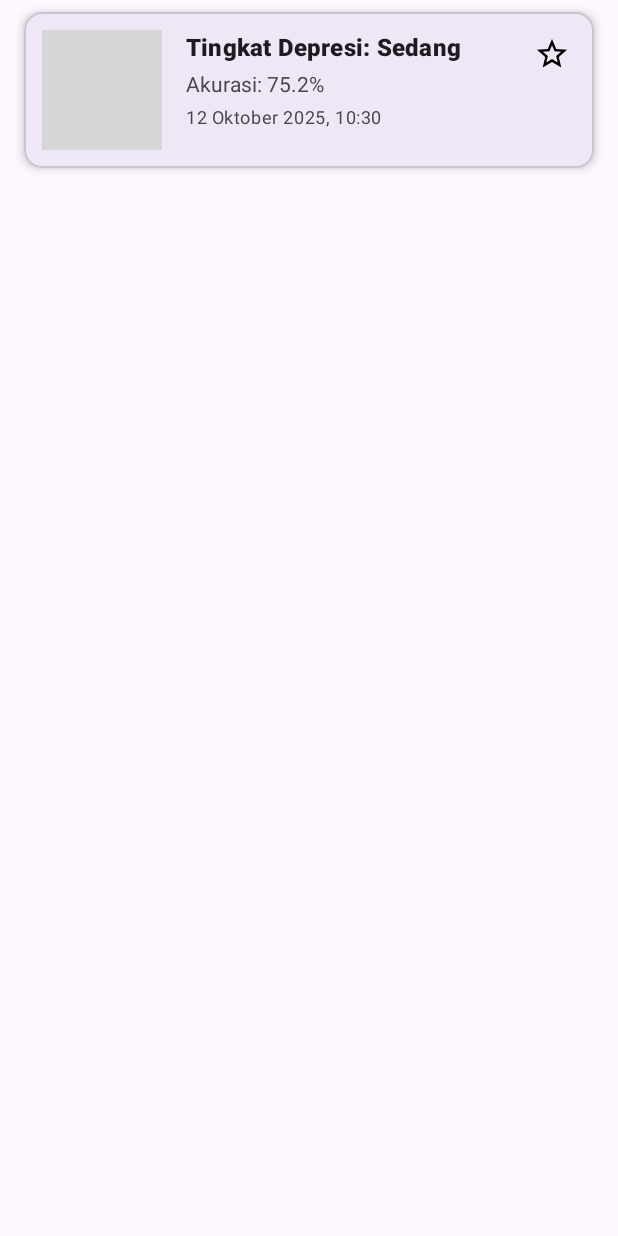
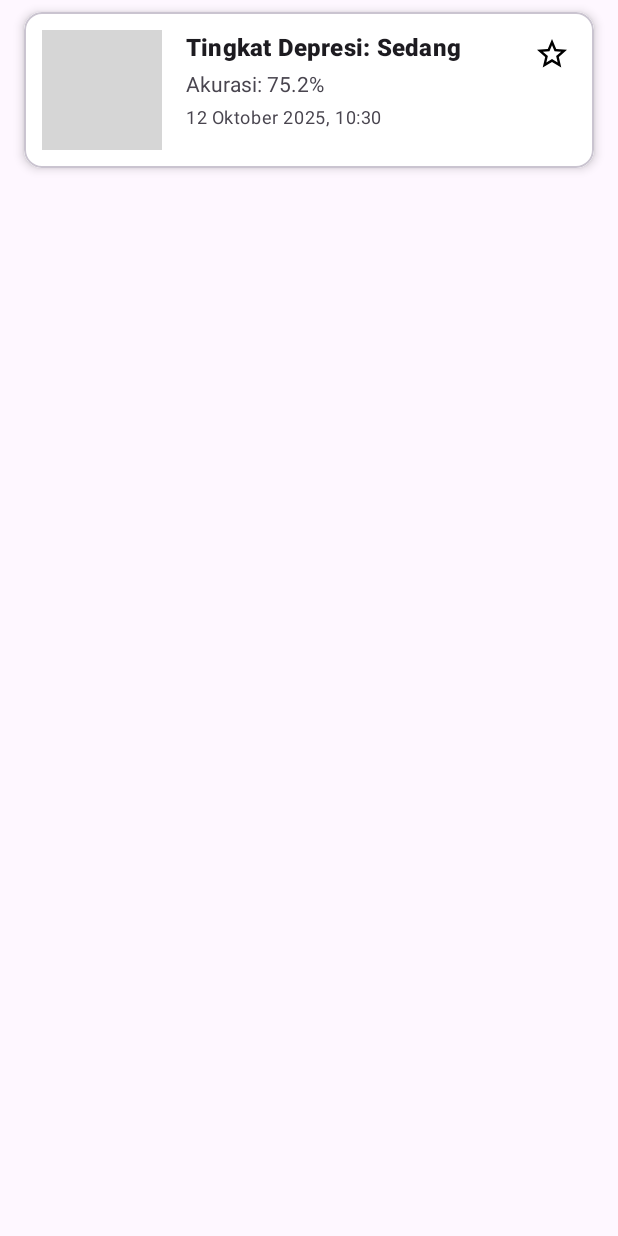
Before and after one commit to henrysalim/map-midterm-exam, an Android app: the layout item_history_scan.xml on its own in the app's theme, with its tools: preview values and no code run, on a phone screen of 412 x 824 dp. Run offline under Robolectric (Android 15) with nearby library versions, the light colour scheme and no system bars; grey boxes are pictures that could not be loaded.

Commit message:
added History to nav graph; changed history card color

```diff
--- a/app/src/main/java/com/example/midtermexam/HistoryFragment.kt
+++ b/app/src/main/java/com/example/midtermexam/ui/HistoryFragment.kt
@@ -1,13 +1,13 @@
-package com.example.midtermexam
+package com.example.midtermexam.ui
 
 import android.os.Bundle
 import android.view.LayoutInflater
 import android.view.View
 import android.view.ViewGroup
 import androidx.fragment.app.Fragment
+import com.example.midtermexam.adapter.HistoryAdapter
 import com.example.midtermexam.data.ScanResult
 import com.example.midtermexam.databinding.FragmentHistoryBinding
-import com.example.midtermexam.adapter.HistoryAdapter
 
 class HistoryFragment : Fragment() {
 
--- a/app/src/main/res/layout/fragment_history.xml
+++ b/app/src/main/res/layout/fragment_history.xml
@@ -4,7 +4,7 @@
     xmlns:tools="http://schemas.android.com/tools"
     android:layout_width="match_parent"
     android:layout_height="match_parent"
-    tools:context=".HistoryFragment">
+    tools:context=".ui.HistoryFragment">
 
     <androidx.recyclerview.widget.RecyclerView
         android:id="@+id/recyclerViewHistory"
--- a/app/src/main/res/layout/item_history_scan.xml
+++ b/app/src/main/res/layout/item_history_scan.xml
@@ -11,6 +11,7 @@
 
     <androidx.constraintlayout.widget.ConstraintLayout
         android:layout_width="match_parent"
+        android:background="@color/white"
         android:layout_height="wrap_content"
         android:padding="12dp">
 
```
Also changed, not shown: app/src/main/res/navigation/nav_graph.xml (+7 -0 lines).
